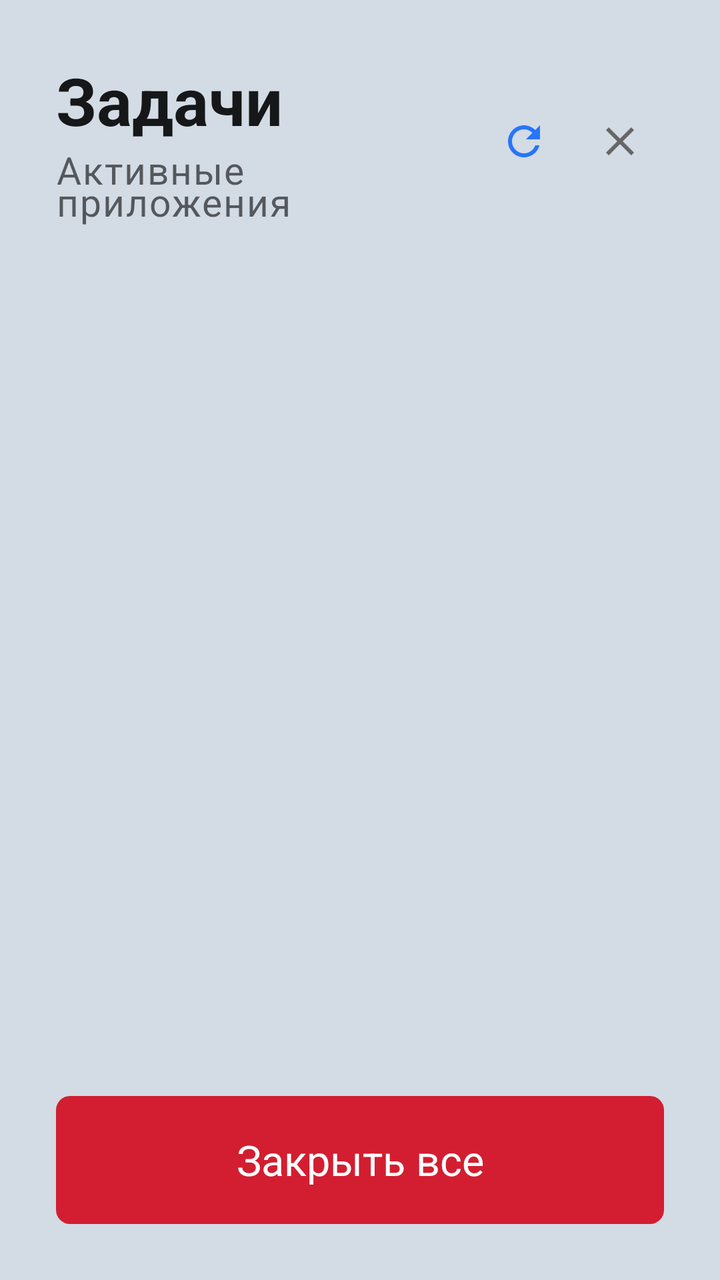
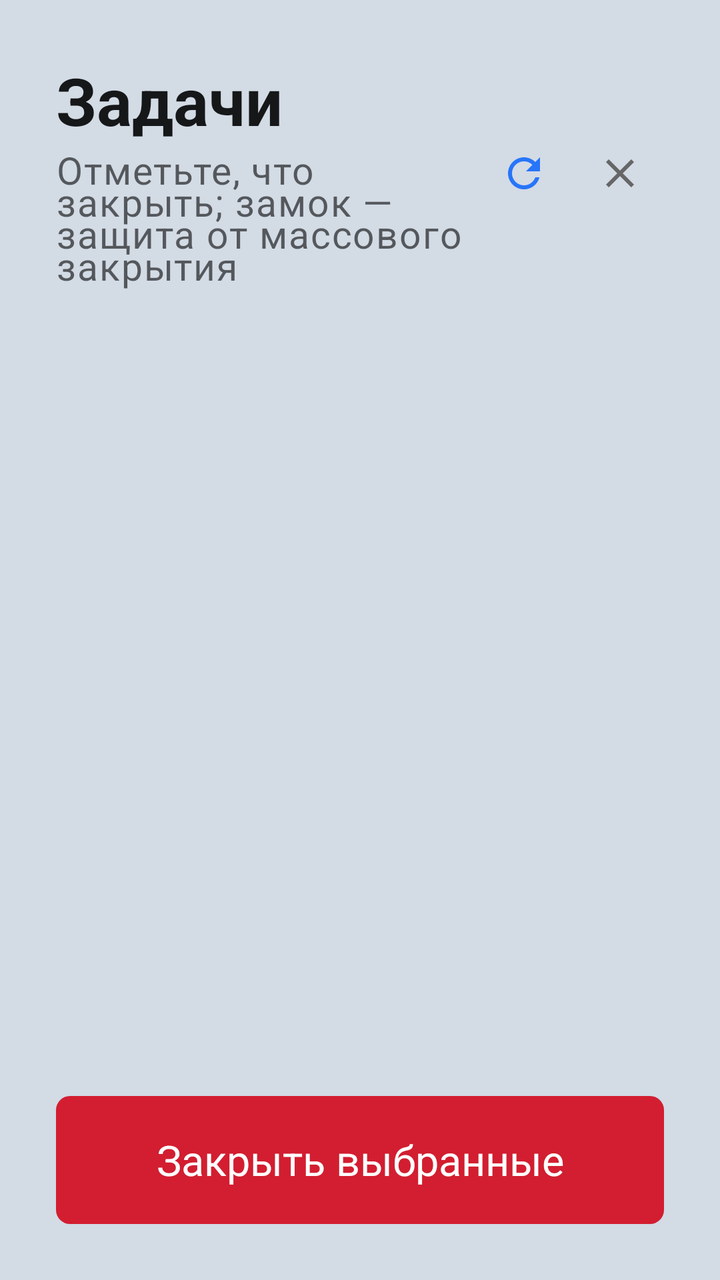

Compare the two renders of this Android layout. The source of the first and the diff that turns it into the second are given below.
<!-- AndroidManifest.xml: application theme Theme.EX2ToolsIV -->
<!-- res/layout/dialog_tasks.xml -->
<?xml version="1.0" encoding="utf-8"?>
<LinearLayout xmlns:android="http://schemas.android.com/apk/res/android"
    android:layout_width="520dp"
    android:layout_height="460dp"
    android:background="@drawable/flyme_modal_background"
    android:orientation="vertical"
    android:padding="28dp">

    <LinearLayout
        android:layout_width="match_parent"
        android:layout_height="wrap_content"
        android:gravity="center_vertical"
        android:orientation="horizontal">

        <LinearLayout
            android:layout_width="0dp"
            android:layout_height="wrap_content"
            android:layout_weight="1"
            android:orientation="vertical">

            <TextView
                style="@style/Text.EX2.Title"
                android:layout_width="match_parent"
                android:layout_height="wrap_content"
                android:text="@string/task_title" />

            <TextView
                style="@style/Text.EX2.Caption"
                android:layout_width="match_parent"
                android:layout_height="wrap_content"
                android:text="@string/task_subtitle" />
        </LinearLayout>

        <ImageButton
            android:id="@+id/taskRefresh"
            android:layout_width="44dp"
            android:layout_height="44dp"
            android:background="?attr/selectableItemBackgroundBorderless"
            android:contentDescription="@string/task_refresh"
            android:padding="10dp"
            android:src="@drawable/ic_refresh"
            android:tint="@color/cyan" />

        <ImageButton
            android:id="@+id/taskDialogClose"
            android:layout_width="44dp"
            android:layout_height="44dp"
            android:layout_marginStart="4dp"
            android:background="?attr/selectableItemBackgroundBorderless"
            android:contentDescription="@string/task_close"
            android:padding="11dp"
            android:src="@drawable/ic_close"
            android:tint="@color/text_dim" />
    </LinearLayout>

    <FrameLayout
        android:layout_width="match_parent"
        android:layout_height="0dp"
        android:layout_marginTop="8dp"
        android:layout_weight="1">

        <androidx.recyclerview.widget.RecyclerView
            android:id="@+id/taskList"
            android:layout_width="match_parent"
            android:layout_height="match_parent"
            android:clipToPadding="false"
            android:paddingBottom="4dp" />

        <TextView
            android:id="@+id/taskEmpty"
            style="@style/Text.EX2.Caption"
            android:layout_width="match_parent"
            android:layout_height="match_parent"
            android:gravity="center"
            android:text="@string/task_none"
            android:visibility="gone" />
    </FrameLayout>

    <TextView
        android:id="@+id/taskCloseAll"
        style="@style/Widget.EX2.FlymeButton.Danger"
        android:layout_width="match_parent"
        android:layout_height="64dp"
        android:layout_marginTop="8dp"
        android:text="@string/task_close_all" />
</LinearLayout>
<!-- resources referenced by this layout -->
<resources>
  <color name="cyan">#1368FB</color>
  <color name="text_dim">#99000000</color>
  <!-- drawable flyme_modal_background (drawable) -->
  <?xml version="1.0" encoding="utf-8"?>
  <shape xmlns:android="http://schemas.android.com/apk/res/android" android:shape="rectangle">
      <solid android:color="@color/flyme_window_background" />
      <corners android:radius="6dp" />
  </shape>
  <!-- drawable ic_close (drawable) -->
  <?xml version="1.0" encoding="utf-8"?>
  <vector xmlns:android="http://schemas.android.com/apk/res/android"
      android:width="24dp"
      android:height="24dp"
      android:viewportWidth="24"
      android:viewportHeight="24">
      <path
          android:fillColor="#FFFFFFFF"
          android:pathData="M6.4,5L5,6.4L10.6,12L5,17.6L6.4,19L12,13.4L17.6,19L19,17.6L13.4,12L19,6.4L17.6,5L12,10.6z" />
  </vector>
  <!-- drawable ic_refresh (drawable) -->
  <vector xmlns:android="http://schemas.android.com/apk/res/android"
      android:width="24dp" android:height="24dp"
      android:viewportWidth="24" android:viewportHeight="24">
      <path android:fillColor="@color/text" android:pathData="M17.65,6.35C16.2,4.9 14.21,4 12,4c-4.42,0 -7.99,3.58 -7.99,8s3.57,8 7.99,8c3.73,0 6.84,-2.55 7.73,-6h-2.08c-0.82,2.33 -3.04,4 -5.65,4 -3.31,0 -6,-2.69 -6,-6s2.69,-6 6,-6c1.66,0 3.14,0.69 4.22,1.78L13,11h7V4l-2.35,2.35z" />
  </vector>
  <string name="task_close">Закрыть</string>
  <string name="task_close_all">Закрыть все</string>
  <string name="task_none">Нет активных приложений</string>
  <string name="task_refresh">Обновить</string>
  <string name="task_subtitle">Активные приложения</string>
  <string name="task_title">Задачи</string>
  <style name="Text.EX2.Caption" parent="TextAppearance.Material3.BodySmall">
          <item name="android:textColor">@color/flyme_label_level2</item>
          <item name="android:textSize">19sp</item>
      </style>
  <style name="Text.EX2.Title" parent="TextAppearance.Material3.HeadlineSmall">
          <item name="android:textColor">@color/flyme_label_level1</item>
          <item name="android:fontFamily">sans-serif-medium</item>
          <item name="android:textSize">33sp</item>
          <item name="android:textStyle">bold</item>
      </style>
  <style name="Widget.EX2.FlymeButton.Danger">
          <item name="android:background">@drawable/flyme_action_danger</item>
          <item name="android:textColor">@color/flyme_white</item>
      </style>
  <color name="flyme_window_background">#D3DBE5</color>
  <color name="text">#E5000000</color>
  <color name="flyme_label_level2">#99000000</color>
  <color name="flyme_label_level1">#E5000000</color>
  <!-- drawable flyme_action_danger (drawable) -->
  <?xml version="1.0" encoding="utf-8"?>
  <shape xmlns:android="http://schemas.android.com/apk/res/android" android:shape="rectangle">
      <solid android:color="@color/flyme_red" />
      <corners android:radius="7dp" />
  </shape>
  <color name="flyme_white">#FFFFFF</color>
  <color name="flyme_blue">#1368FB</color>
  <color name="flyme_fill_a1_1">#F2FFFFFF</color>
  <color name="flyme_fill_a1_2">#D9FFFFFF</color>
  <color name="transparent">#00000000</color>
  <color name="flyme_red">#D21E30</color>
  <!-- unchanged entries left out for length: 1 -->
</resources>

<!-- the commit's change to res/layout/dialog_tasks.xml (unified diff, before → after) -->
@@ -77,10 +77,10 @@
     </FrameLayout>
 
     <TextView
-        android:id="@+id/taskCloseAll"
+        android:id="@+id/taskCloseSelected"
         style="@style/Widget.EX2.FlymeButton.Danger"
         android:layout_width="match_parent"
         android:layout_height="64dp"
         android:layout_marginTop="8dp"
-        android:text="@string/task_close_all" />
+        android:text="@string/task_close_selected" />
 </LinearLayout>
<!-- resource entries referenced after the edit -->
@@ -26,10 +26,10 @@
       <path android:fillColor="@color/text" android:pathData="M17.65,6.35C16.2,4.9 14.21,4 12,4c-4.42,0 -7.99,3.58 -7.99,8s3.57,8 7.99,8c3.73,0 6.84,-2.55 7.73,-6h-2.08c-0.82,2.33 -3.04,4 -5.65,4 -3.31,0 -6,-2.69 -6,-6s2.69,-6 6,-6c1.66,0 3.14,0.69 4.22,1.78L13,11h7V4l-2.35,2.35z" />
   </vector>
   <string name="task_close">Закрыть</string>
-  <string name="task_close_all">Закрыть все</string>
-  <string name="task_none">Нет активных приложений</string>
+  <string name="task_close_selected">Закрыть выбранные</string>
+  <string name="task_none">Нет запущенных приложений</string>
   <string name="task_refresh">Обновить</string>
-  <string name="task_subtitle">Активные приложения</string>
+  <string name="task_subtitle">Отметьте, что закрыть; замок — защита от массового закрытия</string>
   <string name="task_title">Задачи</string>
   <style name="Text.EX2.Caption" parent="TextAppearance.Material3.BodySmall">
           <item name="android:textColor">@color/flyme_label_level2</item>
